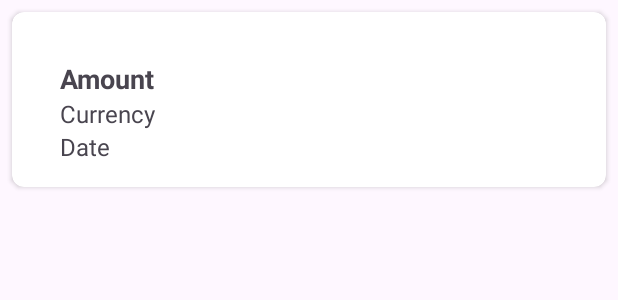
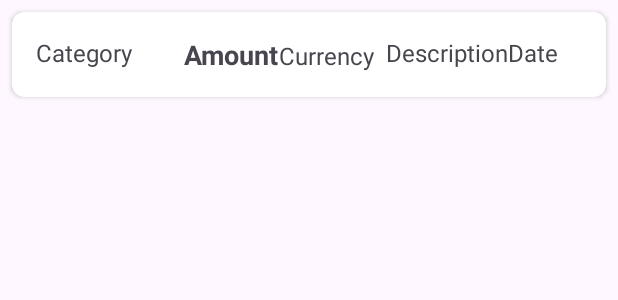
Before and after one commit to MertYigit0/BudgetManager, an Android app: the layout item_income.xml on its own in the app's theme, with its tools: preview values and no code run, on a phone screen of 412 x 824 dp. Shown: the top 300 px of the screen. Run offline under Robolectric (Android 15) with nearby library versions, the phone set to English and light mode, and no system bars.

Commit message:
Button category bind

```diff
--- a/app/src/main/java/com/mertyigit0/budgetmanager/adapters/IncomeAdapter.kt
+++ b/app/src/main/java/com/mertyigit0/budgetmanager/adapters/IncomeAdapter.kt
@@ -29,6 +29,8 @@ class IncomeAdapter(private val incomeList: ArrayList<Income>) :
         holder.itemView.findViewById<TextView>(R.id.textViewAmount).text = income.amount.toString()
         holder.itemView.findViewById<TextView>(R.id.textViewCurrency).text = income.currency
         holder.itemView.findViewById<TextView>(R.id.textViewDate).text = income.date
+        holder.itemView.findViewById<TextView>(R.id.textViewCategory).text = income.categoryName
+        holder.itemView.findViewById<TextView>(R.id.textViewDescription).text = income.note
     }
 
     fun updateIncomeList(newIncomeList: List<Income>) {
--- a/app/src/main/java/com/mertyigit0/budgetmanager/data/Income.kt
+++ b/app/src/main/java/com/mertyigit0/budgetmanager/data/Income.kt
@@ -6,6 +6,7 @@ data class Income(
     val amount: Double,
     val currency: String,
     val categoryId: Int,
+    val categoryName: String,
     val date: String,
     val note: String?,
     val createdAt: String
--- a/app/src/main/res/layout/item_income.xml
+++ b/app/src/main/res/layout/item_income.xml
@@ -19,30 +19,54 @@
         <LinearLayout
             android:layout_width="match_parent"
             android:layout_height="wrap_content"
-            android:orientation="vertical"
+            android:orientation="horizontal"
             android:padding="16dp">
 
             <TextView
-                android:id="@+id/textViewAmount"
+                android:id="@+id/textViewCategory"
                 android:layout_width="wrap_content"
                 android:layout_height="wrap_content"
-                android:text="Amount"
-                android:textSize="18sp"
-                android:textStyle="bold"
-                android:layout_marginStart="16dp"
-                android:layout_marginTop="16dp"
+                android:text="Category"
+                android:textSize="16sp"
                 app:layout_constraintStart_toStartOf="parent"
                 app:layout_constraintTop_toTopOf="parent" />
 
+            <LinearLayout
+                android:layout_width="0dp"
+                android:layout_height="wrap_content"
+                android:layout_weight="1"
+                android:orientation="horizontal"
+                android:gravity="end">
+
+
+                <TextView
+                    android:id="@+id/textViewAmount"
+                    android:layout_width="wrap_content"
+                    android:layout_height="wrap_content"
+                    android:text="Amount"
+                    android:textSize="18sp"
+                    android:textStyle="bold"
+                    app:layout_constraintEnd_toEndOf="parent"
+                    app:layout_constraintTop_toTopOf="parent" />
+
+                <TextView
+                    android:id="@+id/textViewCurrency"
+                    android:layout_width="wrap_content"
+                    android:layout_height="wrap_content"
+                    android:text="Currency"
+                    android:textSize="16sp"
+                    android:layout_marginEnd="8dp"
+                    app:layout_constraintEnd_toEndOf="parent"
+                    app:layout_constraintTop_toTopOf="parent" />
+            </LinearLayout>
+
             <TextView
-                android:id="@+id/textViewCurrency"
+                android:id="@+id/textViewDescription"
                 android:layout_width="wrap_content"
                 android:layout_height="wrap_content"
-                android:text="Currency"
+                android:text="Description"
                 android:textSize="16sp"
-                android:layout_marginStart="16dp"
-                app:layout_constraintStart_toStartOf="parent"
-                app:layout_constraintTop_toBottomOf="@id/textViewAmount" />
+                app:layout_constraintStart_toStartOf="parent"  app:layout_constraintBottom_toBottomOf="@id/textViewCategory" />
 
             <TextView
                 android:id="@+id/textViewDate"
@@ -50,11 +74,9 @@
                 android:layout_height="wrap_content"
                 android:text="Date"
                 android:textSize="16sp"
-                android:layout_marginStart="16dp"
-                app:layout_constraintStart_toStartOf="parent"
-                app:layout_constraintTop_toBottomOf="@id/textViewCurrency" />
-
-            <!-- Diğer görüntüler veya metin alanları buraya eklenebilir -->
+                android:layout_marginEnd="16dp"
+                app:layout_constraintEnd_toEndOf="parent"
+                app:layout_constraintTop_toBottomOf="@id/textViewAmount" />
 
         </LinearLayout>
 
```
Also changed, not shown: app/src/main/java/com/mertyigit0/budgetmanager/data/DatabaseHelper.kt (+12 -4 lines), app/src/main/java/com/mertyigit0/budgetmanager/ui/AddIncomeFragment.kt (+13 -22 lines).
